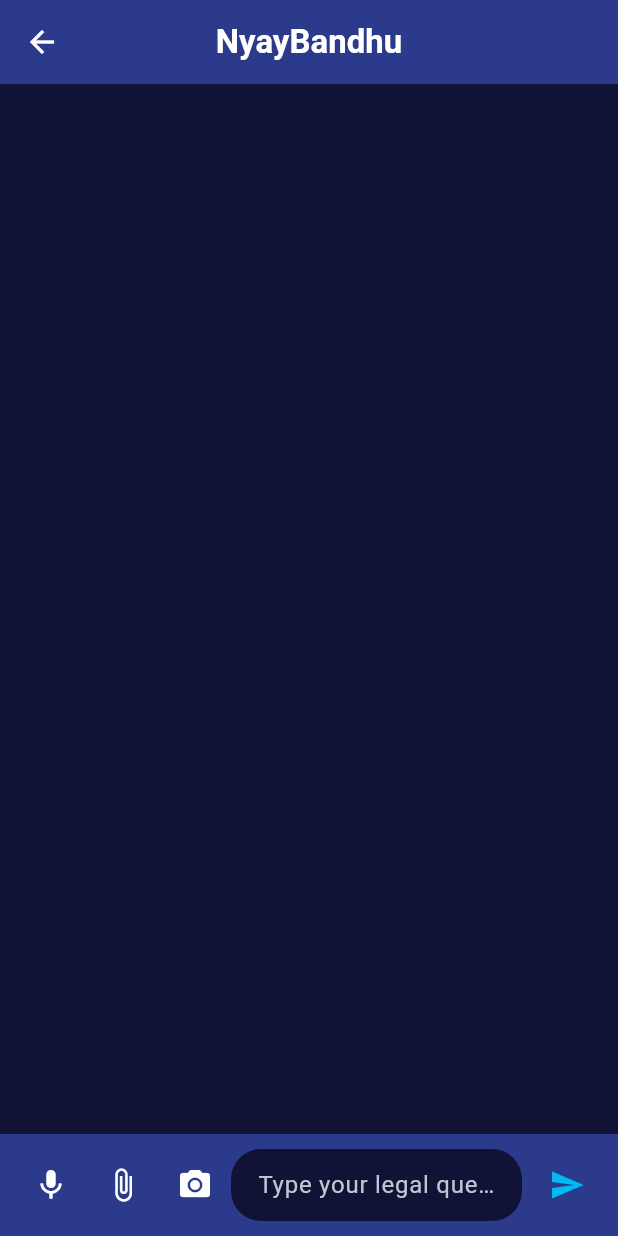
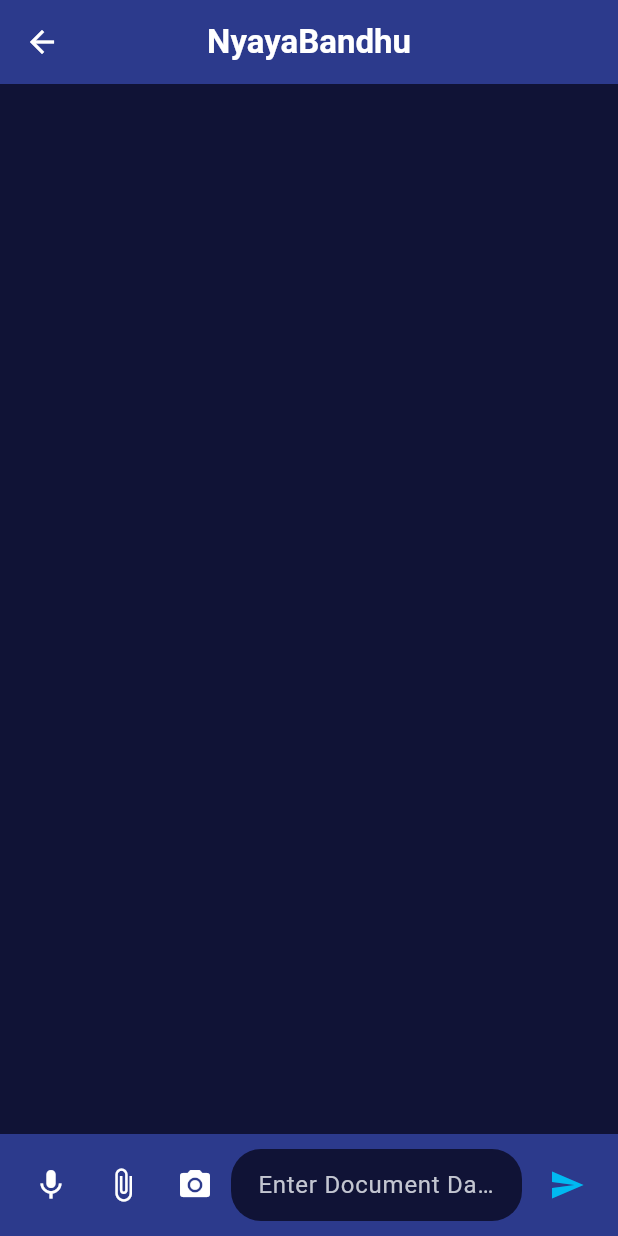
Before and after one commit to priyanshuraj27/NyayaPath, a Flutter app: the HomeScreen screen opened directly, after a tap on "Simplify Legal Document", on a phone screen of 412 x 824 dp. Run offline on Flutter 3.47's test engine with Material 3 defaults, Android fonts, the light colour scheme and no system bars; our stand-ins replace dio, flutter_dotenv, flutter_gemini, flutter_markdown, geolocator, image_picker and 5 more; missing offline and left inert: country_list_pick, mesh_gradient.

Commit message:
feat: Update HomeScreen layout and improve search functionality; modify splash and language selection navigation

```diff
--- a/frontend/lib/components/home_screen.dart
+++ b/frontend/lib/components/home_screen.dart
@@ -59,7 +59,8 @@
         ],
       ),
       backgroundColor: const Color(0xFF101336),
-      body: _selectedIndex == 0
+      body:
+          _selectedIndex == 0
               ? SingleChildScrollView(
                 child: Padding(
                   padding: const EdgeInsets.all(16.0),
@@ -110,20 +111,25 @@
                                 'assets/images/simplyfylegaldocumenticon.jpeg',
                             label: 'Simplify Legal Document',
                             destination: ChatScreen(),
+                            padding: const EdgeInsets.all(20.0),
                           ),
                           _buildGridItem(
                             context,
                             imagePath: 'assets/images/trackcaseicon.jpg',
                             label: 'Track Court Case',
                             destination: TrackCourtCasesScreen(),
-                          padding: const EdgeInsets.all(12.0), // 1 point smaller
+                            padding: const EdgeInsets.all(
+                              12.0,
+                            ), // 1 point smaller
                           ),
                           _buildGridItem(
                             context,
                             imagePath: 'assets/images/findLegalAidIcon.jpg',
                             label: 'Find Legal Aid',
                             destination: LegalAidScreen(),
-                          padding: const EdgeInsets.all(20.0), // 2 points smaller
+                            padding: const EdgeInsets.all(
+                              20.0,
+                            ), // 2 points smaller
                           ),
                         ],
                       ),
--- a/frontend/lib/components/splash.dart
+++ b/frontend/lib/components/splash.dart
@@ -1,5 +1,5 @@
 import 'package:flutter/material.dart';
-import 'package:frontend/components/welcome.dart';
+import 'package:frontend/components/language_select.dart';
 
 class SplashScreen extends StatefulWidget {
   @override
@@ -13,7 +13,7 @@
     Future.delayed(Duration(seconds: 3), () {
       Navigator.pushReplacement(
         context,
-        MaterialPageRoute(builder: (context) => OnboardingScreen()),
+        MaterialPageRoute(builder: (context) => LanguageSelectionScreen()),
       );
     });
   }
--- a/frontend/lib/simplifyLegal/mlchat.dart
+++ b/frontend/lib/simplifyLegal/mlchat.dart
@@ -14,7 +14,7 @@
   bool _isLoading = false;
 
   final Dio _dio = Dio();
-  final String _apiUrl = "http://192.168.105.100:8000/summarize/";
+  final String _apiUrl = "http://192.168.77.84:8000/summarize/";
 
   Future<void> _sendMessage() async {
     final text = _messageController.text.trim();
@@ -63,7 +63,7 @@
           onPressed: () => Navigator.pop(context),
         ),
         title: const Text(
-          'NyayBandhu',
+          'NyayaBandhu',
           style: TextStyle(
             fontWeight: FontWeight.bold,
             color: Colors.white,
@@ -131,7 +131,7 @@
                     controller: _messageController,
                     style: const TextStyle(color: Colors.white),
                     decoration: InputDecoration(
-                      hintText: "Type your legal query...",
+                      hintText: "Enter Document Data",
                       hintStyle: const TextStyle(color: Color(0xFFC3C6D1)),
                       filled: true,
                       fillColor: const Color(0xFF101336),
```
Also changed, not shown: frontend/lib/components/language_select.dart (+21 -16 lines), 1 other file. Lines whose indentation alone changed are shown as unchanged.
